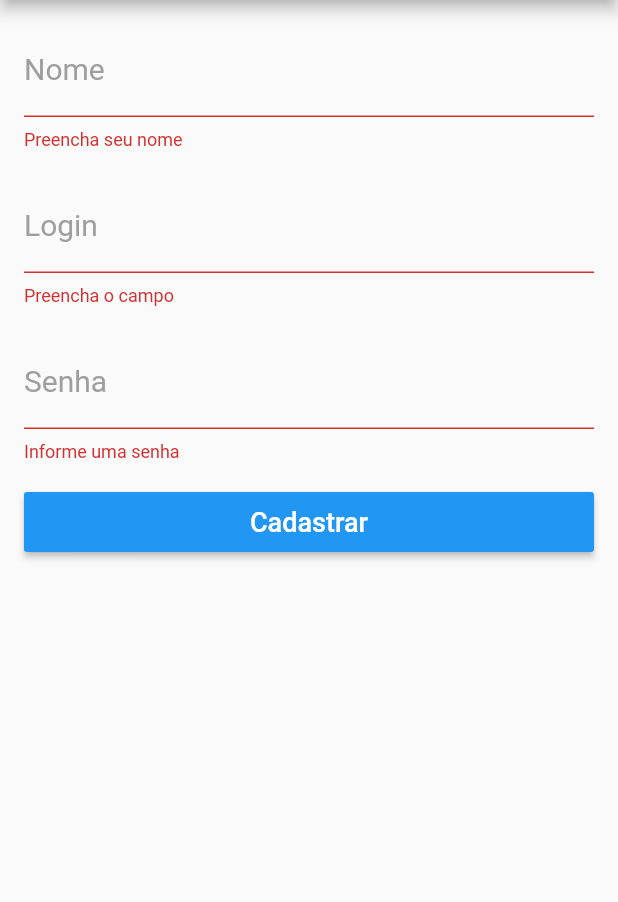
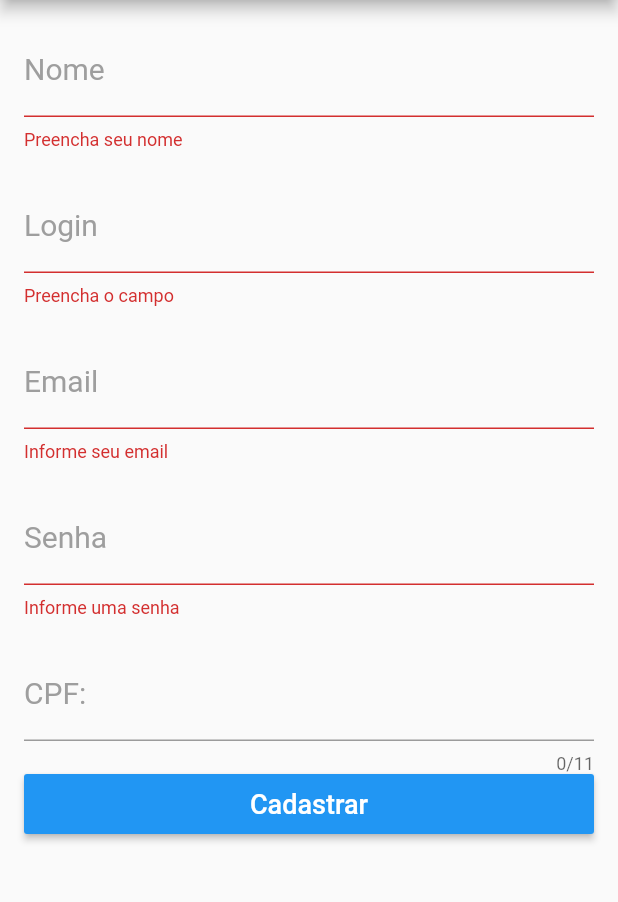
Before and after one commit to ollinmagno/flutter-form-cadastro, a Flutter app: the screen it shows after launch, after a tap on "Cadastrar", on a phone screen of 412 x 824 dp, the part 84-986 px from its top. Run offline on Flutter 3.47's test engine with Material 2 defaults, Android fonts, the phone set to English and light mode, and no system bars.

Commit message:
formulário alterado

```diff
--- a/lib/pages/form.dart
+++ b/lib/pages/form.dart
@@ -5,13 +5,20 @@ class FormularioCadastro extends StatelessWidget {
   final _controllerNome = TextEditingController();
   final _controllerLogin = TextEditingController();
   final _controllerSenha = TextEditingController();
+  final _controllerEmail = TextEditingController();
+  final _controllerCPF = TextEditingController();
 
   _form(String text, String hint,
-  {obscure = false, TextEditingController controller, FormFieldValidator<String> validator}){
+  {obscure = false, TextEditingController controller,
+  FormFieldValidator<String> validator, TextInputType keyboardType,
+  int maxLength}){
     return TextFormField(
       controller: controller,
       validator: validator,
       obscureText: obscure,
+      keyboardType: keyboardType,
+      maxLength: maxLength,
+      maxLines : 1,
       decoration: InputDecoration(
         labelText: text,
         hintText: hint,
@@ -75,6 +82,14 @@ class FormularioCadastro extends StatelessWidget {
               return null;
             }),
             SizedBox(height: 20,),
+                        _form('Email', 'Informe seu email', keyboardType: TextInputType.emailAddress,
+            controller: _controllerEmail, validator: (String email){
+              if(email.isEmpty){
+                return 'Informe seu email';
+              }
+              return null;
+            }),
+            SizedBox(height: 20,),
             _form('Senha', 'Informe uma senha', obscure: true,
             controller: _controllerSenha, validator: (String senha){
               if(senha.isEmpty){
@@ -85,6 +100,8 @@ class FormularioCadastro extends StatelessWidget {
               return null;
             }),
             SizedBox(height: 20,),
+            _form('CPF: ', 'Informe seu CPF', keyboardType: TextInputType.number,
+            controller: _controllerCPF, maxLength: 11),
             _button('Cadastrar', _onClick),
           ],
         ),
```
